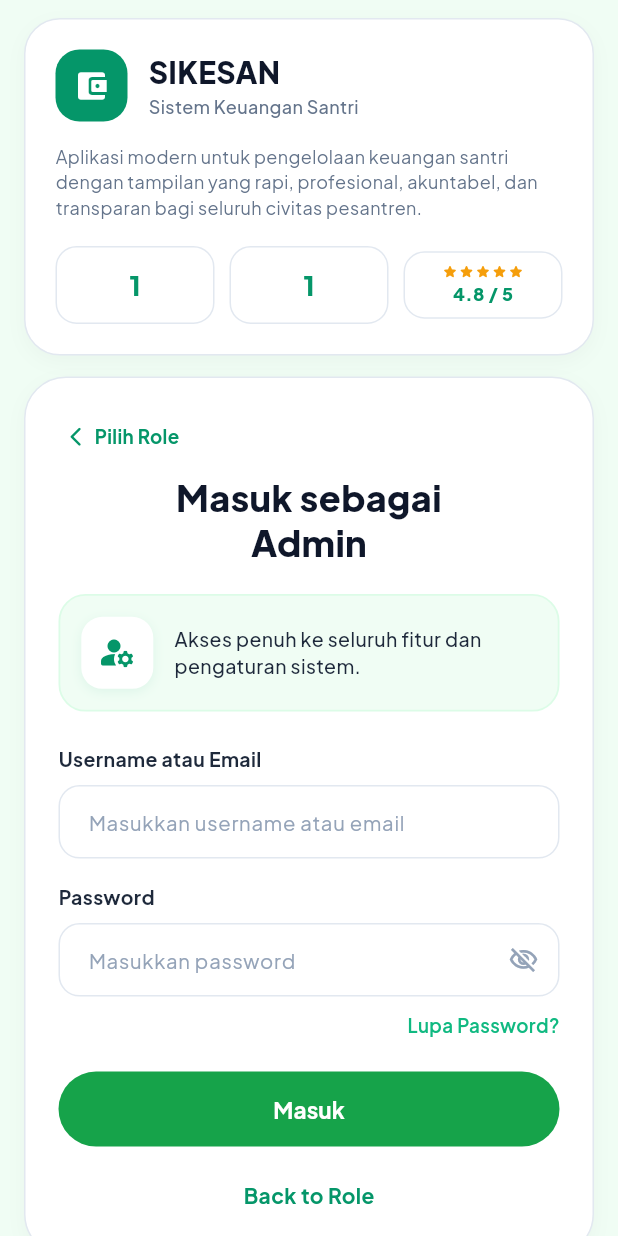
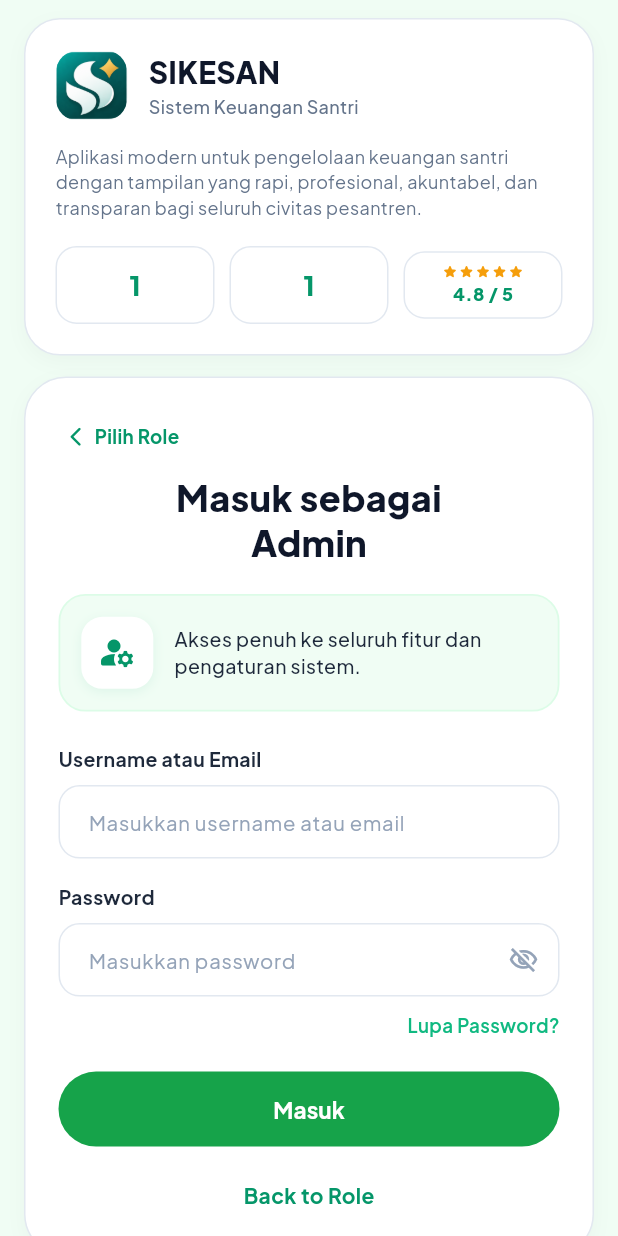
Before and after one commit to RijalSolehudin/mobile-sikesan-flutter, a Flutter app: the screen it shows after launch, after a tap on "Admin", on a phone screen of 412 x 824 dp. Run offline on Flutter 3.47's test engine with Material 3 defaults, Android fonts, the phone set to English and light mode, and no system bars; our stand-ins replace dio, equatable, fl_chart, flutter_bloc, flutter_secure_storage, freezed_annotation and 8 more.

Commit message:
feat(branding): implement official SIKESAN logo for app icons, splash screen, and browser favicon

```diff
--- a/lib/features/auth/widget/login_branding_card.dart
+++ b/lib/features/auth/widget/login_branding_card.dart
@@ -29,17 +29,13 @@ class LoginBrandingCard extends StatelessWidget {
           // Logo & Brand Name
           Row(
             children: [
-              Container(
-                width: isWide ? 56 : 48,
-                height: isWide ? 56 : 48,
-                decoration: BoxDecoration(
-                  color: const Color(0xFF059669),
-                  borderRadius: BorderRadius.circular(16),
-                ),
-                child: Icon(
-                  Icons.account_balance_wallet_rounded,
-                  color: Colors.white,
-                  size: isWide ? 28 : 24,
+              ClipRRect(
+                borderRadius: BorderRadius.circular(16),
+                child: Image.asset(
+                  'assets/images/logo_icon.png',
+                  width: isWide ? 56 : 48,
+                  height: isWide ? 56 : 48,
+                  fit: BoxFit.contain,
                 ),
               ),
               const SizedBox(width: 14),
--- a/lib/features/auth/widget/role_selection_header.dart
+++ b/lib/features/auth/widget/role_selection_header.dart
@@ -19,10 +19,11 @@ class RoleSelectionHeader extends StatelessWidget {
           child: Row(
             mainAxisSize: MainAxisSize.min,
             children: [
-              const Icon(
-                Icons.account_balance_wallet_rounded,
-                size: 13,
-                color: Color(0xFF059669),
+              Image.asset(
+                'assets/images/logo_icon.png',
+                width: 14,
+                height: 14,
+                fit: BoxFit.contain,
               ),
               const SizedBox(width: 5),
               Text(
--- a/lib/features/splash/widget/splash_brand_icon.dart
+++ b/lib/features/splash/widget/splash_brand_icon.dart
@@ -36,23 +36,10 @@ class SplashBrandIcon extends StatelessWidget {
           ),
         ],
       ),
-      padding: EdgeInsets.all(size * 0.12),
-      child: Container(
-        decoration: BoxDecoration(
-          borderRadius: BorderRadius.circular(size * 0.22),
-          gradient: const LinearGradient(
-            begin: Alignment.topLeft,
-            end: Alignment.bottomRight,
-            colors: [Color(0xFF059669), Color(0xFF047857)],
-          ),
-        ),
-        child: Center(
-          child: Icon(
-            Icons.account_balance_wallet_rounded,
-            color: Colors.white,
-            size: size * 0.44,
-          ),
-        ),
+      padding: EdgeInsets.all(size * 0.09),
+      child: Image.asset(
+        'assets/images/logo_icon.png',
+        fit: BoxFit.contain,
       ),
     );
 
--- a/pubspec.yaml
+++ b/pubspec.yaml
@@ -51,3 +51,5 @@ dev_dependencies:
 
 flutter:
   uses-material-design: true
+  assets:
+    - assets/images/
```
Also changed, not shown: assets/images/logo.png (added), assets/images/logo_icon.png (added), 28 other files.
